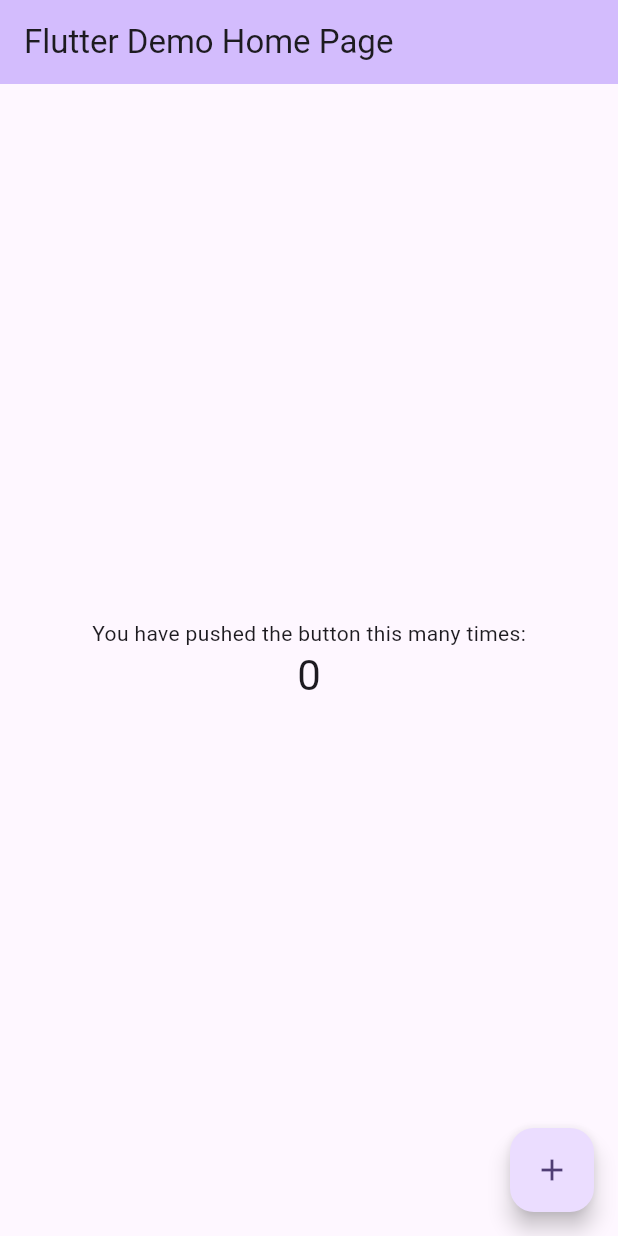
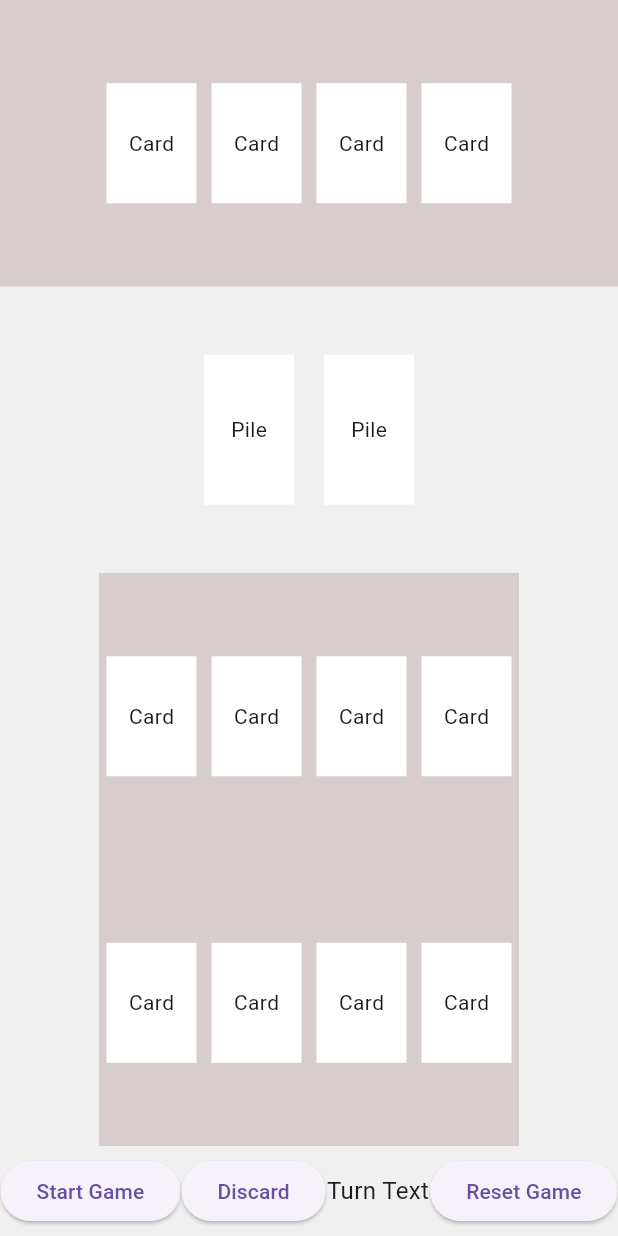
Before and after one commit to petercsakany/shed, a Flutter app: the screen it shows after launch, on a phone screen of 412 x 824 dp. Run offline on Flutter 3.47's test engine with Material 3 defaults, Android fonts, the phone set to English and light mode, and no system bars.

Commit message:
Basic layout

```diff
--- a/lib/main.dart
+++ b/lib/main.dart
@@ -1,125 +1,183 @@
 import 'package:flutter/material.dart';
 
 void main() {
-  runApp(const MyApp());
+  runApp(const CardGameApp());
 }
 
-class MyApp extends StatelessWidget {
-  const MyApp({super.key});
+class CardGameApp extends StatelessWidget {
+  const CardGameApp({super.key});
 
-  // This widget is the root of your application.
   @override
   Widget build(BuildContext context) {
-    return MaterialApp(
-      title: 'Flutter Demo',
-      theme: ThemeData(
-        // This is the theme of your application.
-        //
-        // TRY THIS: Try running your application with "flutter run". You'll see
-        // the application has a purple toolbar. Then, without quitting the app,
-        // try changing the seedColor in the colorScheme below to Colors.green
-        // and then invoke "hot reload" (save your changes or press the "hot
-        // reload" button in a Flutter-supported IDE, or press "r" if you used
-        // the command line to start the app).
-        //
-        // Notice that the counter didn't reset back to zero; the application
-        // state is not lost during the reload. To reset the state, use hot
-        // restart instead.
-        //
-        // This works for code too, not just values: Most code changes can be
-        // tested with just a hot reload.
-        colorScheme: ColorScheme.fromSeed(seedColor: Colors.deepPurple),
-        useMaterial3: true,
-      ),
-      home: const MyHomePage(title: 'Flutter Demo Home Page'),
+    return const MaterialApp(
+      home: CardGameScreen(),
     );
   }
 }
 
-class MyHomePage extends StatefulWidget {
-  const MyHomePage({super.key, required this.title});
-
-  // This widget is the home page of your application. It is stateful, meaning
-  // that it has a State object (defined below) that contains fields that affect
-  // how it looks.
-
-  // This class is the configuration for the state. It holds the values (in this
-  // case the title) provided by the parent (in this case the App widget) and
-  // used by the build method of the State. Fields in a Widget subclass are
-  // always marked "final".
-
-  final String title;
-
-  @override
-  State<MyHomePage> createState() => _MyHomePageState();
-}
-
-class _MyHomePageState extends State<MyHomePage> {
-  int _counter = 0;
-
-  void _incrementCounter() {
-    setState(() {
-      // This call to setState tells the Flutter framework that something has
-      // changed in this State, which causes it to rerun the build method below
-      // so that the display can reflect the updated values. If we changed
-      // _counter without calling setState(), then the build method would not be
-      // called again, and so nothing would appear to happen.
-      _counter++;
-    });
-  }
+class CardGameScreen extends StatelessWidget {
+  const CardGameScreen({super.key});
 
   @override
   Widget build(BuildContext context) {
-    // This method is rerun every time setState is called, for instance as done
-    // by the _incrementCounter method above.
-    //
-    // The Flutter framework has been optimized to make rerunning build methods
-    // fast, so that you can just rebuild anything that needs updating rather
-    // than having to individually change instances of widgets.
     return Scaffold(
-      appBar: AppBar(
-        // TRY THIS: Try changing the color here to a specific color (to
-        // Colors.amber, perhaps?) and trigger a hot reload to see the AppBar
-        // change color while the other colors stay the same.
-        backgroundColor: Theme.of(context).colorScheme.inversePrimary,
-        // Here we take the value from the MyHomePage object that was created by
-        // the App.build method, and use it to set our appbar title.
-        title: Text(widget.title),
+      backgroundColor: const Color(0xFFF0F0F0),
+      body: Column(
+        children: [
+          Expanded(
+            flex: 2,
+            child: Container(
+              color: const Color(0xFFD7CDCD),
+              child: const Center(
+                child: AiFaceUpContainer(),
+              ),
+            ),
+          ),
+          const Expanded(
+            flex: 2,
+            child: PilesContainer(),
+          ),
+          Expanded(
+            flex: 4,
+            child: Container(
+              color: const Color(0xFFD7CDCD),
+              child: const Column(
+                children: [
+                  FaceUpContainer(),
+                  InHandContainer(),
+                ],
+              ),
+            ),
+          ),
+          const ControlContainer(),
+        ],
       ),
-      body: Center(
-        // Center is a layout widget. It takes a single child and positions it
-        // in the middle of the parent.
-        child: Column(
-          // Column is also a layout widget. It takes a list of children and
-          // arranges them vertically. By default, it sizes itself to fit its
-          // children horizontally, and tries to be as tall as its parent.
-          //
-          // Column has various properties to control how it sizes itself and
-          // how it positions its children. Here we use mainAxisAlignment to
-          // center the children vertically; the main axis here is the vertical
-          // axis because Columns are vertical (the cross axis would be
-          // horizontal).
-          //
-          // TRY THIS: Invoke "debug painting" (choose the "Toggle Debug Paint"
-          // action in the IDE, or press "p" in the console), to see the
-          // wireframe for each widget.
-          mainAxisAlignment: MainAxisAlignment.center,
-          children: <Widget>[
-            const Text(
-              'You have pushed the button this many times:',
-            ),
-            Text(
-              '$_counter',
-              style: Theme.of(context).textTheme.headlineMedium,
-            ),
-          ],
-        ),
-      ),
-      floatingActionButton: FloatingActionButton(
-        onPressed: _incrementCounter,
-        tooltip: 'Increment',
-        child: const Icon(Icons.add),
-      ), // This trailing comma makes auto-formatting nicer for build methods.
     );
   }
 }
+
+class AiFaceUpContainer extends StatelessWidget {
+  const AiFaceUpContainer({super.key});
+
+  @override
+  Widget build(BuildContext context) {
+    return SingleChildScrollView(
+      scrollDirection: Axis.horizontal,
+      child: Row(
+        mainAxisAlignment: MainAxisAlignment.center,
+        children: List.generate(4, (index) => const CardWidget()),
+      ),
+    );
+  }
+}
+
+class PilesContainer extends StatelessWidget {
+  const PilesContainer({super.key});
+
+  @override
+  Widget build(BuildContext context) {
+    return const Row(
+      mainAxisAlignment: MainAxisAlignment.center,
+      children: [
+        PileWidget(),
+        SizedBox(width: 20),
+        PileWidget(),
+      ],
+    );
+  }
+}
+
+class FaceUpContainer extends StatelessWidget {
+  const FaceUpContainer({super.key});
+
+  @override
+  Widget build(BuildContext context) {
+    return Expanded(
+      child: SingleChildScrollView(
+        scrollDirection: Axis.horizontal,
+        child: Row(
+          children: List.generate(4, (index) => const CardWidget()),
+        ),
+      ),
+    );
+  }
+}
+
+class InHandContainer extends StatelessWidget {
+  const InHandContainer({super.key});
+
+  @override
+  Widget build(BuildContext context) {
+    return Expanded(
+      child: SingleChildScrollView(
+        scrollDirection: Axis.horizontal,
+        child: Row(
+          children: List.generate(4, (index) => const CardWidget()),
+        ),
+      ),
+    );
+  }
+}
+
+class ControlContainer extends StatelessWidget {
+  const ControlContainer({super.key});
+
+  @override
+  Widget build(BuildContext context) {
+    return const SizedBox(
+      height: 60,
+      child: Row(
+        mainAxisAlignment: MainAxisAlignment.spaceAround,
+        children: [
+          ControlButton(text: 'Start Game'),
+          ControlButton(text: 'Discard'),
+          Text('Turn Text', style: TextStyle(fontSize: 16)),
+          ControlButton(text: 'Reset Game'),
+        ],
+      ),
+    );
+  }
+}
+
+class CardWidget extends StatelessWidget {
+  const CardWidget({super.key});
+
+  @override
+  Widget build(BuildContext context) {
+    return Container(
+      height: 80,
+      width: 60,
+      margin: const EdgeInsets.symmetric(horizontal: 5),
+      color: Colors.white,
+      child: const Center(child: Text('Card')),
+    );
+  }
+}
+
+class PileWidget extends StatelessWidget {
+  const PileWidget({super.key});
+
+  @override
+  Widget build(BuildContext context) {
+    return Container(
+      height: 100,
+      width: 60,
+      color: Colors.white,
+      child: const Center(child: Text('Pile')),
+    );
+  }
+}
+
+class ControlButton extends StatelessWidget {
+  final String text;
+
+  const ControlButton({super.key, required this.text});
+
+  @override
+  Widget build(BuildContext context) {
+    return ElevatedButton(
+      onPressed: () {},
+      child: Text(text),
+    );
+  }
+}
```
Also changed, not shown: 1 other file.
